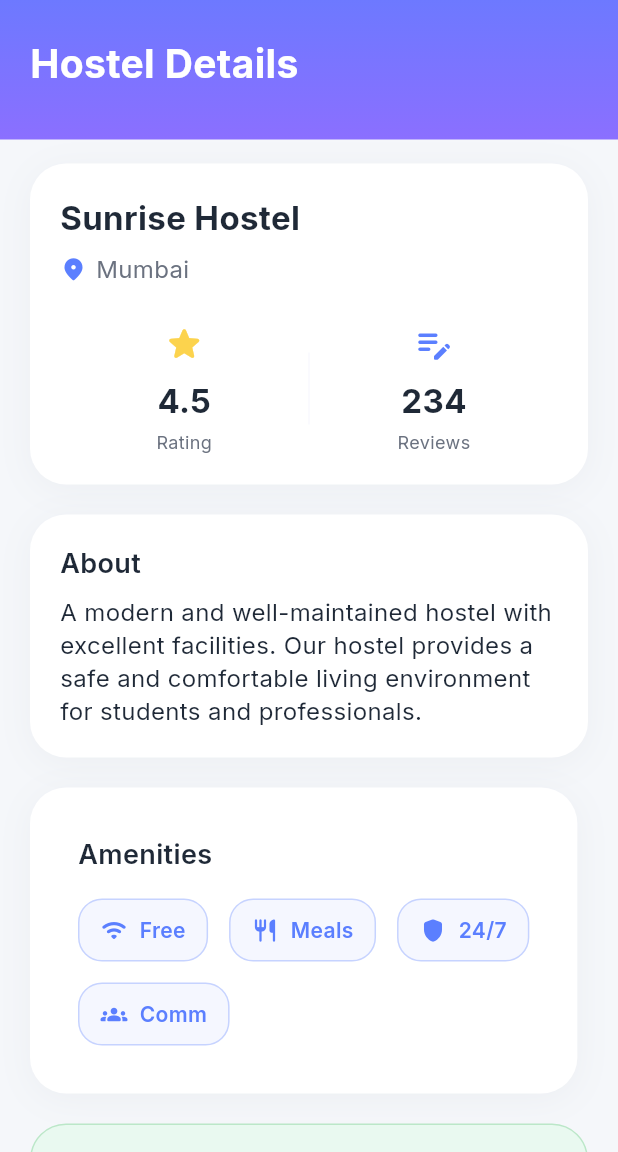
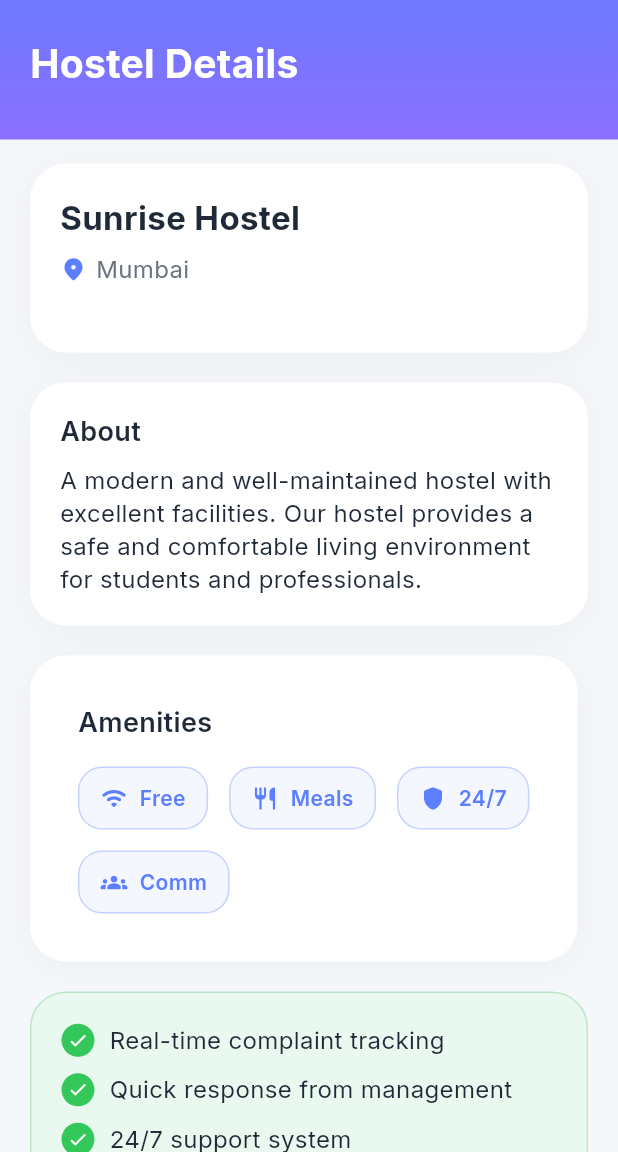
Before and after one commit to rushyendra28/HostelCare, a Flutter app: the HostelDetailsScreen screen opened directly with sample values from the repository, on a phone screen of 412 x 824 dp, the part 84-1236 px from its top. Run offline on Flutter 3.47's test engine with Material 3 defaults, Android fonts, the light colour scheme and no system bars; our stand-ins replace google_fonts, image_picker, shared_preferences, smooth_page_indicator; accounts and stored records are empty.

Commit message:
UI final

```diff
--- a/lib/screens/hostel/hostel_details_screen.dart
+++ b/lib/screens/hostel/hostel_details_screen.dart
@@ -301,71 +301,71 @@ class _HostelDetailsScreenState extends State<HostelDetailsScreen> {
                             ],
                           ),
                           const SizedBox(height: 24),
-                          Row(
-                            children: [
-                              // Rating
-                              Expanded(
-                                child: Column(
-                                  mainAxisSize: MainAxisSize.min,
-                                  children: [
-                                    const Icon(
-                                      Icons.star_rounded,
-                                      size: 28,
-                                      color: Color(0xFFFCD34D),
-                                    ),
-                                    const SizedBox(height: 8),
-                                    Text(
-                                      _hostel.rating.toStringAsFixed(1),
-                                      style: AppStyles.heading2.copyWith(
-                                        fontSize: 22,
-                                      ),
-                                    ),
-                                    const SizedBox(height: 4),
-                                    Text(
-                                      'Rating',
-                                      style: AppStyles.caption.copyWith(
-                                        color: AppColors.textGray,
-                                      ),
-                                    ),
-                                  ],
-                                ),
-                              ),
+                          // Row(
+                          //   children: [
+                          //     // Rating
+                          //     Expanded(
+                          //       child: Column(
+                          //         mainAxisSize: MainAxisSize.min,
+                          //         children: [
+                          //           const Icon(
+                          //             Icons.star_rounded,
+                          //             size: 28,
+                          //             color: Color(0xFFFCD34D),
+                          //           ),
+                          //           const SizedBox(height: 8),
+                          //           Text(
+                          //             _hostel.rating.toStringAsFixed(1),
+                          //             style: AppStyles.heading2.copyWith(
+                          //               fontSize: 22,
+                          //             ),
+                          //           ),
+                          //           const SizedBox(height: 4),
+                          //           Text(
+                          //             'Rating',
+                          //             style: AppStyles.caption.copyWith(
+                          //               color: AppColors.textGray,
+                          //             ),
+                          //           ),
+                          //         ],
+                          //       ),
+                          //     ),
 
-                              Container(
-                                width: 1,
-                                height: 48,
-                                color: AppColors.cardBackground,
-                              ),
+                          //     Container(
+                          //       width: 1,
+                          //       height: 48,
+                          //       color: AppColors.cardBackground,
+                          //     ),
 
-                              // Reviews
-                              Expanded(
-                                child: Column(
-                                  mainAxisSize: MainAxisSize.min,
-                                  children: [
-                                    const Icon(
-                                      Icons.edit_note_rounded,
-                                      size: 28,
-                                      color: AppColors.primaryBlue,
-                                    ),
-                                    const SizedBox(height: 8),
-                                    Text(
-                                      _hostel.reviews.toString(),
-                                      style: AppStyles.heading2.copyWith(
-                                        fontSize: 22,
-                                      ),
-                                    ),
-                                    const SizedBox(height: 4),
-                                    Text(
-                                      'Reviews',
-                                      style: AppStyles.caption.copyWith(
-                                        color: AppColors.textGray,
-                                      ),
-                                    ),
-                                  ],
-                                ),
-                              ),
-                            ],
-                          ),
+                          //     // Reviews
+                          //     Expanded(
+                          //       child: Column(
+                          //         mainAxisSize: MainAxisSize.min,
+                          //         children: [
+                          //           const Icon(
+                          //             Icons.edit_note_rounded,
+                          //             size: 28,
+                          //             color: AppColors.primaryBlue,
+                          //           ),
+                          //           const SizedBox(height: 8),
+                          //           Text(
+                          //             _hostel.reviews.toString(),
+                          //             style: AppStyles.heading2.copyWith(
+                          //               fontSize: 22,
+                          //             ),
+                          //           ),
+                          //           const SizedBox(height: 4),
+                          //           Text(
+                          //             'Reviews',
+                          //             style: AppStyles.caption.copyWith(
+                          //               color: AppColors.textGray,
+                          //             ),
+                          //           ),
+                          //         ],
+                          //       ),
+                          //     ),
+                          //   ],
+                          // ),
                         ],
                       ),
                     ),
--- a/lib/screens/hostel/hostel_search_screen.dart
+++ b/lib/screens/hostel/hostel_search_screen.dart
@@ -22,13 +22,16 @@ class _HostelSearchScreenState extends State<HostelSearchScreen> {
   }
 
   void _searchHostels() {
+  final query = _searchController.text.trim();
+
   Navigator.push(
     context,
     MaterialPageRoute(
-        builder: (context) => const HostelSelectionScreen(),
+      builder: (context) => HostelSelectionScreen(searchQuery: query),
     ),
   );
 }
+
 
   @override
   Widget build(BuildContext context) {
```
Also changed, not shown: lib/screens/hostel/hostel_selection_screen.dart (+29 -5 lines), lib/widgets/hostel_card.dart (+22 -22 lines). Lines whose indentation alone changed are shown as unchanged.
